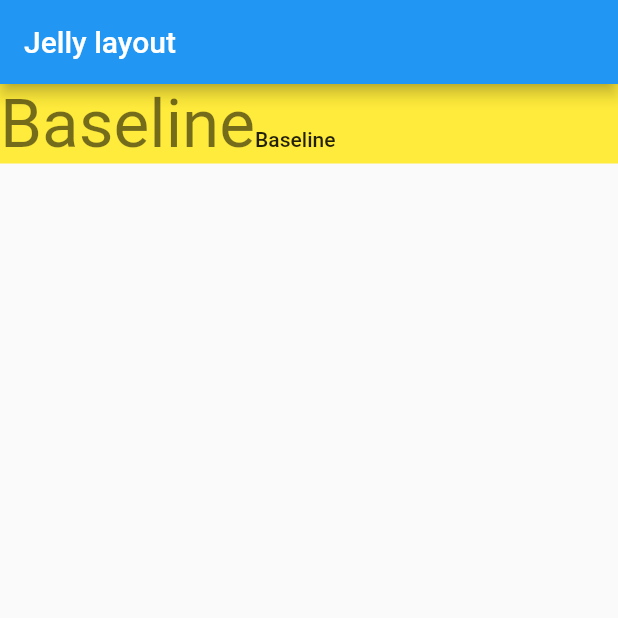
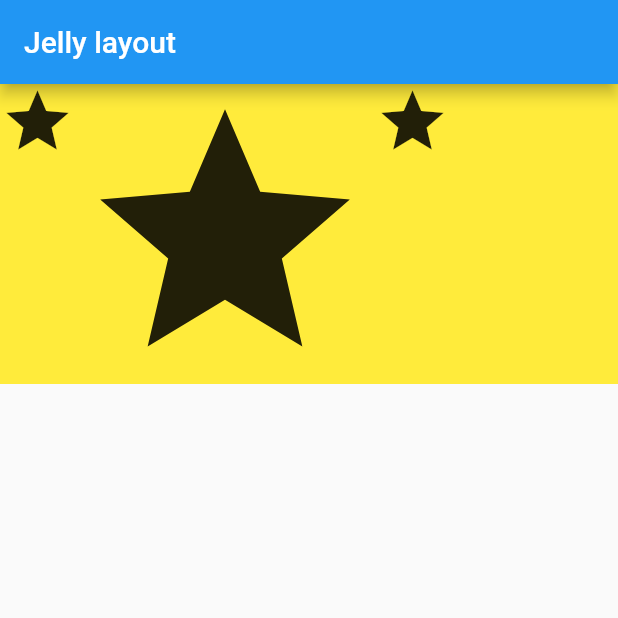
Before and after one commit to after-six/jelly-layout, a Flutter app: the screen it shows after launch, on a phone screen of 412 x 824 dp, the top half of it. Run offline on Flutter 3.47's test engine with Material 2 defaults, Android fonts, the phone set to English and light mode, and no system bars.

Commit message:
CrossAxisAlignment.start Row

```diff
--- a/lib/main.dart
+++ b/lib/main.dart
@@ -19,11 +19,11 @@ class MyApp extends StatelessWidget {
         body: Container(
           color: Colors.yellow,
           child: Row(
-            crossAxisAlignment: CrossAxisAlignment.baseline,
-            textBaseline: TextBaseline.alphabetic,
+            crossAxisAlignment: CrossAxisAlignment.start,
             children: <Widget>[
-              Text('Baseline', style: Theme.of(context).textTheme.headline3),
-              Text('Baseline', style: Theme.of(context).textTheme.bodyText1),
+              Icon(Icons.star, size: 50),
+              Icon(Icons.star, size: 200),
+              Icon(Icons.star, size: 50),
             ],
           ),
         ),
```
